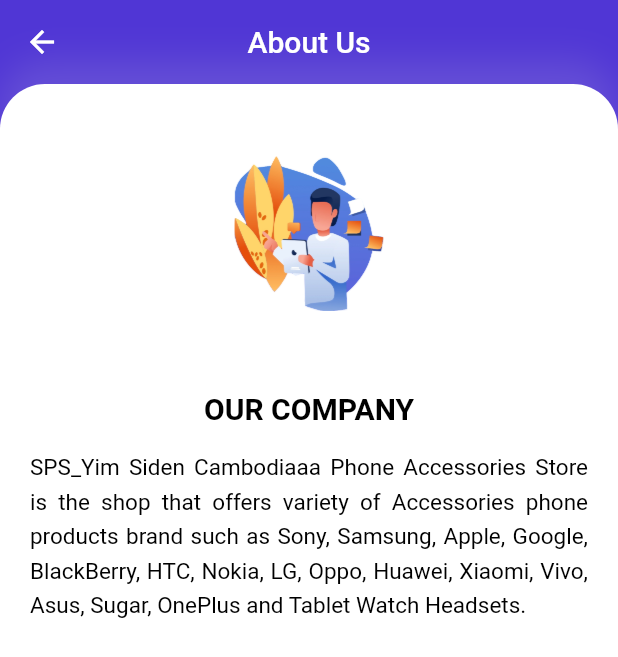
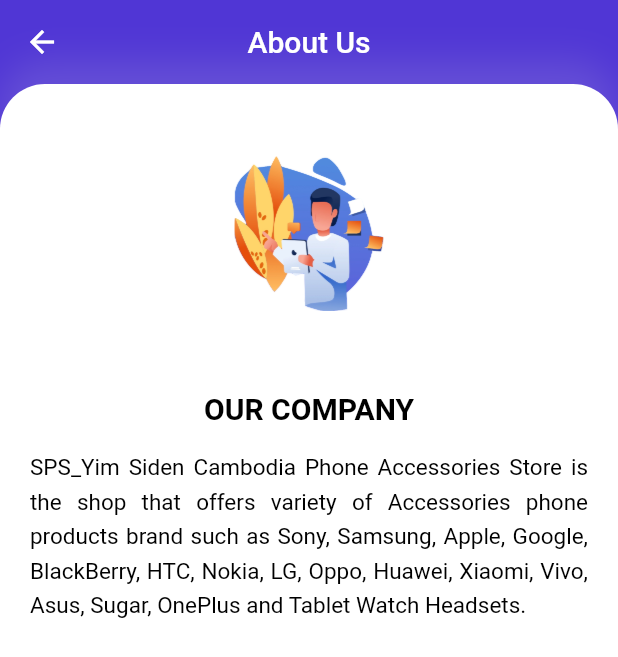
Before and after one commit to siden9700/merl24, a Flutter app: the AboutUs screen opened directly, on a phone screen of 412 x 824 dp. Shown: the top 657 px of the screen. Run offline on Flutter 3.47's test engine with Material 2 defaults, Android fonts, the phone set to English and light mode, and no system bars; our stand-ins replace cached_network_image, carousel_slider, curved_navigation_bar, flutter_zoom_drawer, google_nav_bar, shared_preferences; missing offline and left inert: shared_preferences_web; accounts and stored records are empty.

Commit message:
fix code

```diff
--- a/lib/about.dart
+++ b/lib/about.dart
@@ -89,7 +89,7 @@ class Body extends StatelessWidget {
                         fontWeight: FontWeight.bold)),
                 SizedBox(height: 15),
                 Text(
-                    "SPS_Yim Siden Cambodiaaa Phone Accessories Store is the shop that offers variety of Accessories phone products brand such as Sony, Samsung, Apple, Google, BlackBerry, HTC, Nokia, LG, Oppo, Huawei, Xiaomi, Vivo, Asus, Sugar, OnePlus and Tablet Watch Headsets.",
+                    "SPS_Yim Siden Cambodia Phone Accessories Store is the shop that offers variety of Accessories phone products brand such as Sony, Samsung, Apple, Google, BlackBerry, HTC, Nokia, LG, Oppo, Huawei, Xiaomi, Vivo, Asus, Sugar, OnePlus and Tablet Watch Headsets.",
                     textAlign: TextAlign.justify,
                     style: TextStyle(
                       height: 1.5,
```
